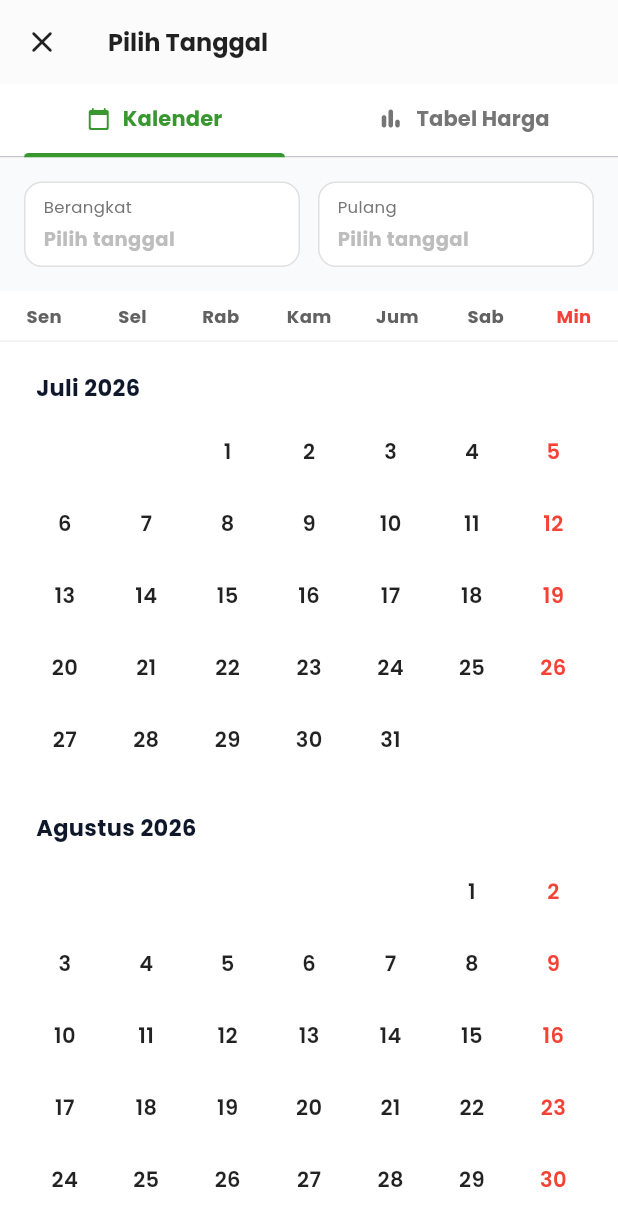
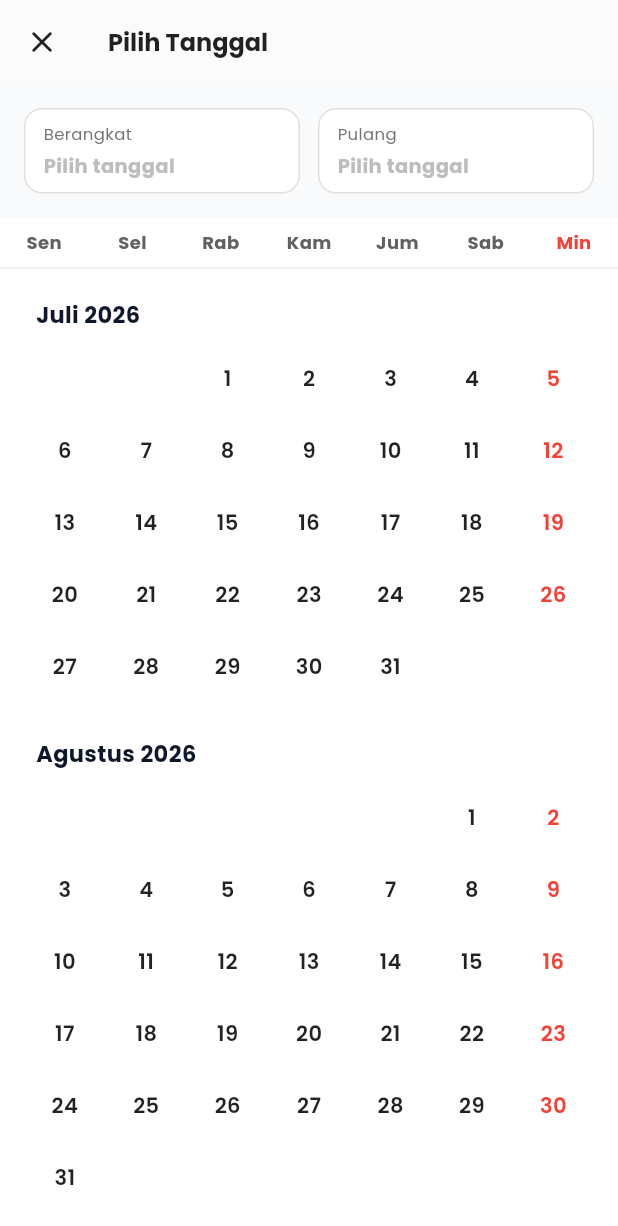
Before and after one commit to yosualohestianh22-sketch/titiktemu, a Flutter app: the TravelokaDatePickerDialog screen opened directly, on a phone screen of 412 x 824 dp. Shown: the top 1226 px of the screen. Run offline on Flutter 3.47's test engine with Material 3 defaults, Android fonts, the phone set to English and light mode, and no system bars; our stand-ins replace cloud_firestore, firebase_auth, firebase_core, flutter_map, google_fonts, image_picker and 3 more; accounts and stored records are empty.

Commit message:
style: remove Tabel Harga mock tab from date picker dialog for cleaner view

```diff
--- a/lib/screens/itinerary/traveloka_date_picker.dart
+++ b/lib/screens/itinerary/traveloka_date_picker.dart
@@ -15,8 +15,7 @@ class TravelokaDatePickerDialog extends StatefulWidget {
   State<TravelokaDatePickerDialog> createState() => _TravelokaDatePickerDialogState();
 }
 
-class _TravelokaDatePickerDialogState extends State<TravelokaDatePickerDialog> with SingleTickerProviderStateMixin {
-  late TabController _tabController;
+class _TravelokaDatePickerDialogState extends State<TravelokaDatePickerDialog> {
   DateTime? _startDate;
   DateTime? _endDate;
   late List<DateTime> _months;
@@ -24,7 +23,6 @@ class _TravelokaDatePickerDialogState extends State<TravelokaDatePickerDialog> w
   @override
   void initState() {
     super.initState();
-    _tabController = TabController(length: 2, vsync: this);
     _startDate = widget.initialStartDate;
     _endDate = widget.initialEndDate;
 
@@ -37,7 +35,6 @@ class _TravelokaDatePickerDialogState extends State<TravelokaDatePickerDialog> w
 
   @override
   void dispose() {
-    _tabController.dispose();
     super.dispose();
   }
 
@@ -114,40 +111,6 @@ class _TravelokaDatePickerDialogState extends State<TravelokaDatePickerDialog> w
       ),
       body: Column(
         children: [
-          // 1. Tab Bar ala Traveloka
-          Container(
-            color: isDark ? const Color(0xFF16162A) : Colors.white,
-            child: TabBar(
-              controller: _tabController,
-              indicatorColor: travelokaGreen,
-              indicatorWeight: 3,
-              labelColor: travelokaGreen,
-              unselectedLabelColor: isDark ? Colors.grey[400] : Colors.grey[600],
-              labelStyle: const TextStyle(fontWeight: FontWeight.bold, fontSize: 14),
-              tabs: const [
-                Tab(
-                  child: Row(
-                    mainAxisAlignment: MainAxisAlignment.center,
-                    children: [
-                      Icon(Icons.calendar_today_rounded, size: 16),
-                      SizedBox(width: 8),
-                      Text('Kalender'),
-                    ],
-                  ),
-                ),
-                Tab(
-                  child: Row(
-                    mainAxisAlignment: MainAxisAlignment.center,
-                    children: [
-                      Icon(Icons.bar_chart_rounded, size: 18),
-                      SizedBox(width: 8),
-                      Text('Tabel Harga'),
-                    ],
-                  ),
-                ),
-              ],
-            ),
-          ),
 
           // 2. Row Info Berangkat & Pulang ala Traveloka
           Container(
@@ -269,45 +232,12 @@ class _TravelokaDatePickerDialogState extends State<TravelokaDatePickerDialog> w
 
           // 4. List Kalender Vertikal
           Expanded(
-            child: TabBarView(
-              controller: _tabController,
-              physics: const NeverScrollableScrollPhysics(), // Batasi tab agar tidak swipe sembarangan
-              children: [
-                // Tab 1: Kalender Scrollable
-                ListView.builder(
-                  padding: const EdgeInsets.symmetric(vertical: 8),
-                  itemCount: _months.length,
-                  itemBuilder: (context, index) {
-                    return _buildMonthSection(_months[index], isDark);
-                  },
-                ),
-                // Tab 2: Tabel Harga (Mock/Kosong)
-                Center(
-                  child: Column(
-                    mainAxisAlignment: MainAxisAlignment.center,
-                    children: [
-                      Icon(Icons.bar_chart_rounded, size: 64, color: travelokaGreen.withValues(alpha: 0.5)),
-                      const SizedBox(height: 16),
-                      Text(
-                        'Tabel Harga Belum Tersedia',
-                        style: TextStyle(
-                          fontSize: 15,
-                          fontWeight: FontWeight.bold,
-                          color: isDark ? Colors.white : Colors.black87,
-                        ),
-                      ),
-                      const SizedBox(height: 4),
-                      Text(
-                        'Fitur perbandingan harga tiket akan segera hadir.',
-                        style: TextStyle(
-                          fontSize: 12,
-                          color: isDark ? Colors.grey[400] : Colors.grey[600],
-                        ),
-                      ),
-                    ],
-                  ),
-                ),
-              ],
+            child: ListView.builder(
+              padding: const EdgeInsets.symmetric(vertical: 8),
+              itemCount: _months.length,
+              itemBuilder: (context, index) {
+                return _buildMonthSection(_months[index], isDark);
+              },
             ),
           ),
 
```
